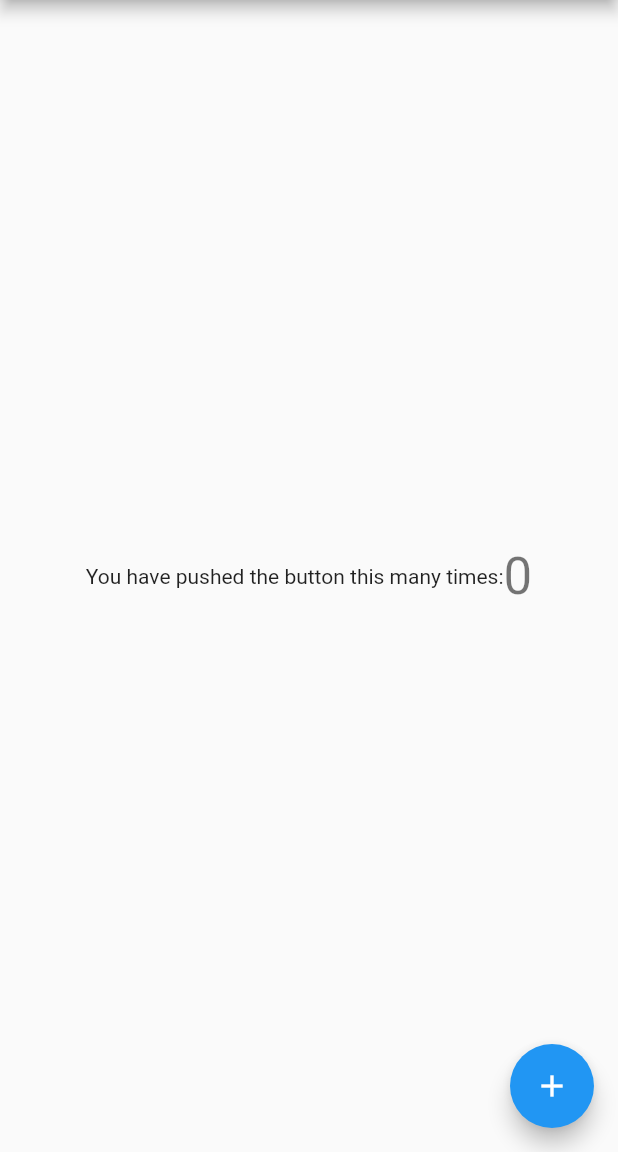
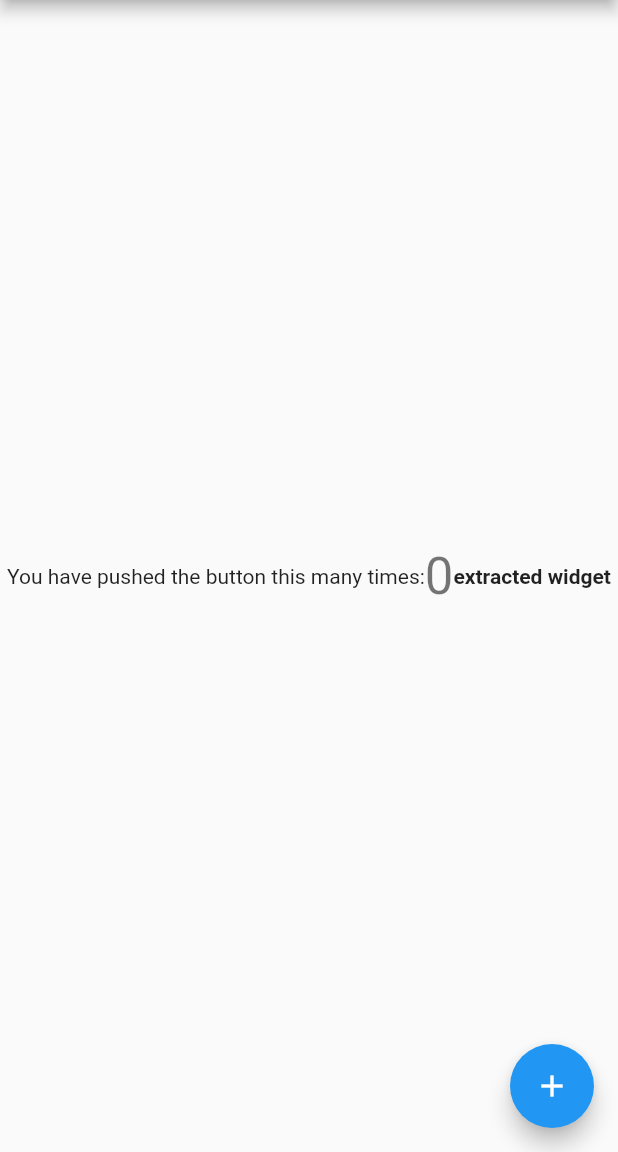
Before and after one commit to fluttervieh/desktop_webapps_project, a Flutter app: the screen it shows after launch, on a phone screen of 412 x 824 dp, the part 84-1236 px from its top. Run offline on Flutter 3.47's test engine with Material 2 defaults, Android fonts, the phone set to English and light mode, and no system bars.

Commit message:
first changes

```diff
--- a/lib/main.dart
+++ b/lib/main.dart
@@ -102,6 +102,9 @@ class _MyHomePageState extends State<MyHomePage> {
               '$_counter',
               style: Theme.of(context).textTheme.headline4,
             ),
+            Container(
+              child: const Text("extracted widget", style: TextStyle(fontWeight: FontWeight.bold),)
+            )
           ],
         ),
       ),
```
